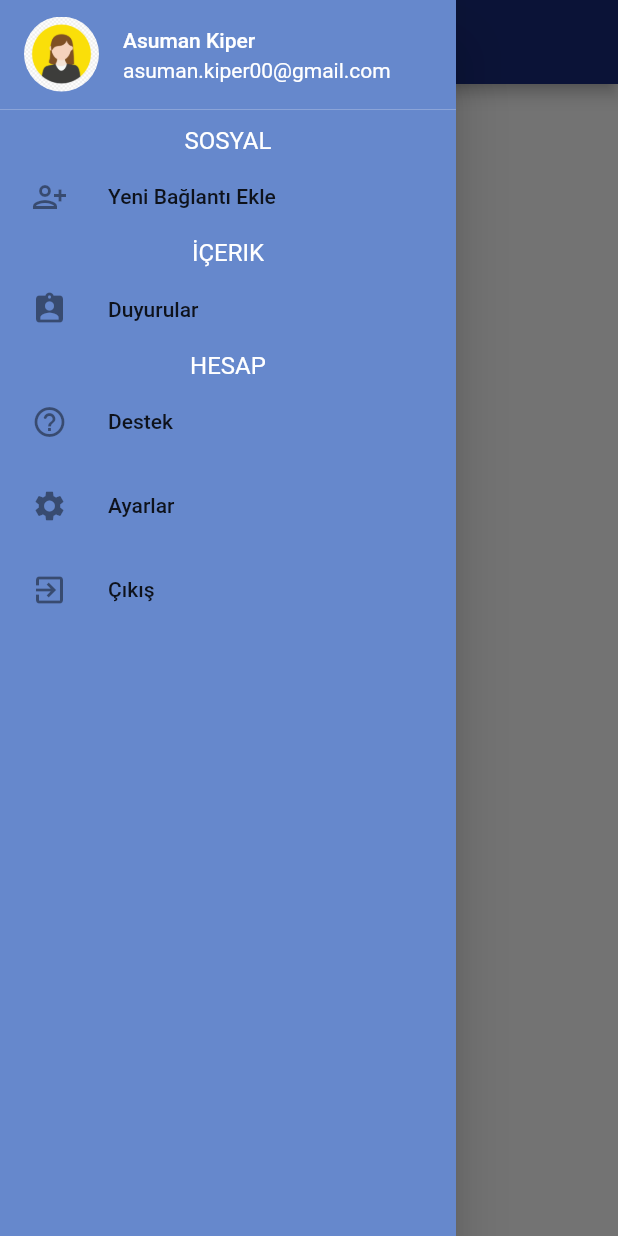
After one commit to melihyumusaker/Vizyoner-GencStaj-FrontEnd, a Flutter app: the SideBar screen opened directly, with the side drawer open, on a phone screen of 412 x 824 dp. The commit adds this screen. Run offline on Flutter 3.47's test engine with Material 2 defaults, Android fonts, the phone set to English and light mode, and no system bars; our stand-ins replace firebase_auth, firebase_core; accounts and stored records are empty; network calls fail.

Commit message:
SideBar eklendi

```diff
--- a/lib/pages/auth/login/login.dart
+++ b/lib/pages/auth/login/login.dart
@@ -1,7 +1,7 @@
 import 'package:firebase_auth/firebase_auth.dart';
 import 'package:flutter/material.dart';
 import 'package:proje/pages/auth/singup/singup.dart';
-import 'package:proje/pages/screens/home_page.dart';
+import 'package:proje/pages/screens/side_bar.dart';
 
 import '../../../utils/reuseable_widgets/auth_reuseable_widgets.dart';
 import '../reset_password/reset_password.dart';
@@ -63,7 +63,7 @@ class _LoginState extends State<Login> {
                           password: _passwordTextController.text)
                       .then((value) {
                     Navigator.push(context,
-                        MaterialPageRoute(builder: (context) => HomeScreen()));
+                        MaterialPageRoute(builder: (context) => SideBar()));
                   }).onError((error, stackTrace) {
                     print("Error ${error.toString()}");
                   });
--- a/lib/pages/screens/home_page.dart
+++ b/lib/pages/screens/home_page.dart
@@ -1,7 +1,7 @@
 import 'package:firebase_auth/firebase_auth.dart';
 import 'package:flutter/foundation.dart';
+import 'package:flutter/material.dart';
 import 'package:proje/pages/auth/singup/singup.dart';
-import 'package:flutter/material.dart';
 
 class HomeScreen extends StatefulWidget {
   const HomeScreen({Key? key}) : super(key: key);
--- /dev/null
+++ b/lib/pages/screens/side_bar.dart
@@ -0,0 +1,154 @@
+ // import 'package:ex_flutter/pages/sidebarAyarlar.dart';
+import 'package:flutter/material.dart';
+
+class SideBar extends StatefulWidget {
+  const SideBar({super.key});
+
+  @override
+  State<SideBar> createState() => _SideBar();
+}
+
+class _SideBar extends State<SideBar> {
+  String _name = "Asuman Kiper";
+  String _email = "asuman.kiper00@gmail.com";
+  @override
+  Widget build(BuildContext context) {
+    return Scaffold(
+      appBar: AppBar(
+        //  actions: [Icon(Icons.add_sharp)],
+        backgroundColor: Color(0XFF182978),
+      ),
+      drawer: _Drawer(),
+    );
+  }
+  Widget _Drawer() {
+    return Drawer(
+        child: Container(
+
+      height: double.infinity,
+      color: Color(0xFF6688CC),
+      child: SafeArea(
+          child: Column(
+        children: [
+          infoCard(),
+          Divider(
+            color: Colors.white24,
+            height: 2,
+          ),
+          Padding(
+            padding: const EdgeInsets.only(left: 0, top: 5, bottom: 5),
+          ),
+          Column(
+            children: [
+              Text(
+                "Sosyal".toUpperCase(),
+                style: Theme.of(context)
+                    .textTheme
+                    .titleMedium!
+                    .copyWith(color: Colors.white),
+              ),
+              ListTile(
+                onTap: () {},
+                leading: SizedBox(
+                  height: 34,
+                  width: 34,
+                  child: Icon(Icons.person_add_alt),
+                ),
+                title: Text("Yeni Bağlantı Ekle"),
+              ),
+            ],
+          ),
+
+          Column(
+            children: [
+              Text(
+                "İçerik".toUpperCase(),
+                style: Theme.of(context)
+                    .textTheme
+                    .titleMedium!
+                    .copyWith(color: Colors.white),
+              ),
+              Padding(
+                padding: const EdgeInsets.only(left: 5.0),
+              ),
+              ListTile(
+                onTap: () {},
+                leading: SizedBox(
+                  height: 34,
+                  width: 34,
+                  child: Icon(Icons.assignment_ind),
+                ),
+                title: Text("Duyurular"),
+              ),
+              Text(
+                "Hesap".toUpperCase(),
+                style: Theme.of(context)
+                    .textTheme
+                    .titleMedium!
+                    .copyWith(color: Colors.white),
+              ),
+            ],
+          ),
+          Column(
+            children: [
+              Padding(
+                padding: const EdgeInsets.only(left: 1.0),
+              ),
+              ListTile(
+                onTap: () {},
+                leading: SizedBox(
+                  height: 34,
+                  width: 34,
+                  child: Icon(Icons.help_outline_rounded),
+                ),
+                title: Text("Destek"),
+              ),
+              ListTile(
+                onTap: () {},
+                leading: SizedBox(
+                  height: 34,
+                  width: 34,
+                  child: Icon(Icons.settings),
+                ),
+                title: Text("Ayarlar"),
+              ),
+              ListTile(
+                onTap: () {},
+                leading: SizedBox(
+                  height: 34,
+                  width: 34,
+                  child: Icon(Icons.exit_to_app),
+                ),
+                title: Text("Çıkış"),
+              ),
+            ],
+          )
+
+          ///
+        ],
+      )),
+    ));
+  }
+
+  Widget infoCard() {
+    return ListTile(
+      leading: CircleAvatar(
+        backgroundColor: Color(0xACBFE6),
+        radius: 25,
+        backgroundImage: AssetImage('assets/images/circlee.jpg'),
+      ),
+      title: Text(
+        "Asuman Kiper",
+        style: TextStyle(
+          color: Colors.white,
+        ),
+      ),
+      subtitle: Text(
+        "asuman.kiper00@gmail.com",
+        style: TextStyle(
+          color: Colors.white,
+        ),
+      ),
+    );
+  }
+}
--- a/pubspec.yaml
+++ b/pubspec.yaml
@@ -68,6 +68,7 @@ flutter:
   assets:
     - assets/images/
 
+
   # An image asset can refer to one or more resolution-specific "variants", see
   # https://flutter.dev/assets-and-images/#resolution-aware
 
```
Also changed, not shown: assets/images/circlee.jpg (added).
